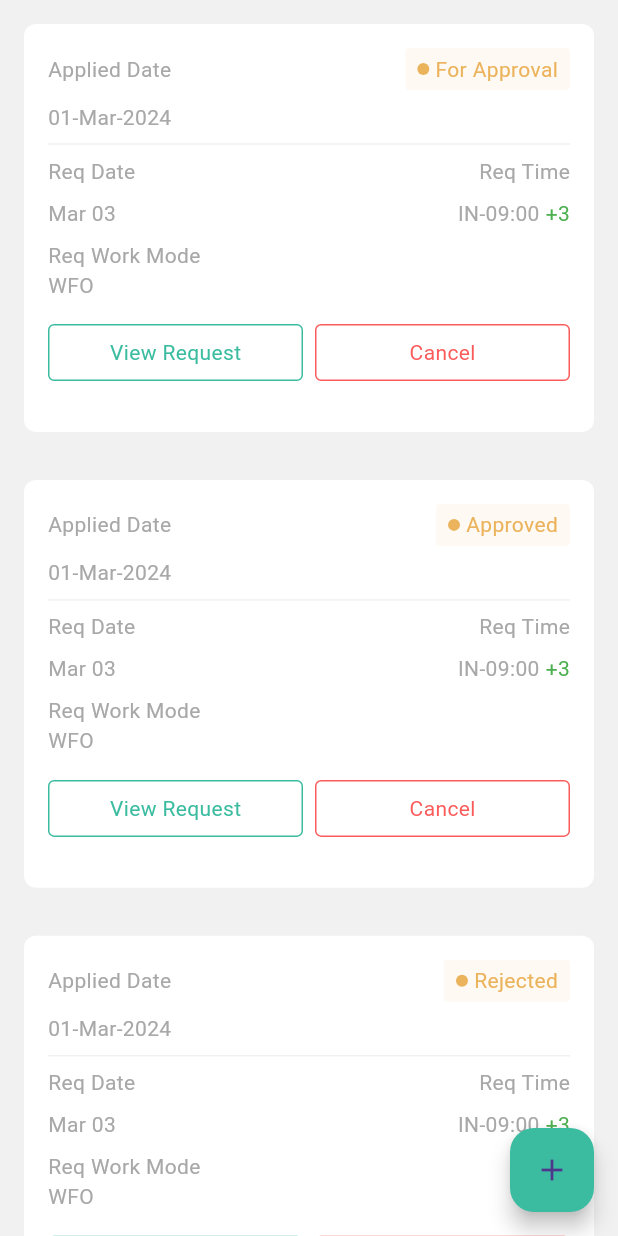
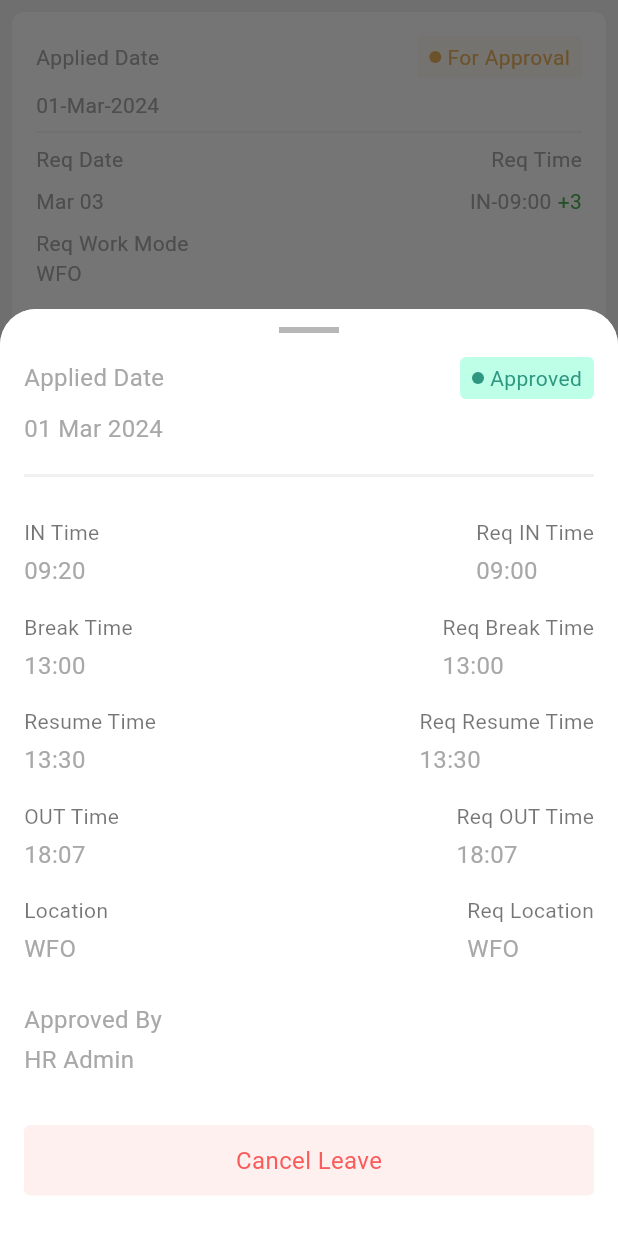
Before and after one commit to Balagopal-R/nms_main, a Flutter app: the ApprovalsScreen screen opened by its route, after a tap on "View Request", on a phone screen of 412 x 824 dp. Run offline on Flutter 3.47's test engine with Material 3 defaults, Android fonts, the phone set to English and light mode, and no system bars; our stand-ins replace another_flushbar, carousel_slider, file_picker, flutter_speed_dial, flutter_svg, get and 4 more; missing offline and left inert: webview_flutter_plus; accounts and stored records are empty; network calls fail; Roboto replaces fonts that are missing (DMSans); project files that could hold a hidden picture were left out.

Commit message:
approvals bottomsheet

```diff
--- a/lib/features/nms_main_layout/punch/approvals/approvals_screen.dart
+++ b/lib/features/nms_main_layout/punch/approvals/approvals_screen.dart
@@ -1,8 +1,9 @@
 import 'package:flutter/material.dart';
-import 'package:nms/widgets/approvals_widget.dart';
+import 'package:nms/features/nms_main_layout/punch/approvals/widgets/approvals_widget.dart';
 import 'package:nms/widgets/punch_in_out_request_bottomsheet.dart';
 
 class ApprovalsScreen extends StatelessWidget {
+
   final List<Map<String, String>> items = [
     {
       'status': 'Pending',
--- /dev/null
+++ b/lib/features/nms_main_layout/punch/approvals/widgets/approvals_bottomsheet.dart
@@ -0,0 +1,129 @@
+import 'package:flutter/material.dart';
+
+class ApprovalsBottomSheetContent extends StatelessWidget {
+  @override
+  Widget build(BuildContext context) {
+    double height = MediaQuery.of(context).size.height * 0.75;
+    return Container(
+      height: height,
+      width: double.infinity,
+      decoration: BoxDecoration(
+        color: Colors.white,
+        borderRadius: BorderRadius.vertical(top: Radius.circular(24)),
+      ),
+      child: SingleChildScrollView(
+        child: Column(
+          children: [
+            SizedBox(height: 12),
+            Container(
+              height: 4,
+              width: 40,
+              color: Color(0xFFB7B7B7),
+            ),
+            SizedBox(height: 16),
+            Padding(
+              padding: const EdgeInsets.symmetric(horizontal: 16.0),
+              child: Column(
+                crossAxisAlignment: CrossAxisAlignment.start,
+                children: [
+                  Row(
+                    mainAxisAlignment: MainAxisAlignment.spaceBetween,
+                    children: [
+                      Text('Applied Date', style: TextStyle(fontSize: 16)),
+                      Container(
+                        padding: EdgeInsets.symmetric(horizontal: 8, vertical: 4),
+                        decoration: BoxDecoration(
+                          color: Color(0xFFBEFFE8),
+                          borderRadius: BorderRadius.circular(4),
+                        ),
+                        child: Row(
+                          children: [
+                            Container(
+                              height: 8,
+                              width: 8,
+                              decoration: BoxDecoration(
+                                color: Color(0xFF2F9680),
+                                shape: BoxShape.circle,
+                              ),
+                            ),
+                            SizedBox(width: 4),
+                            Text('Approved', style: TextStyle(color: Color(0xFF2F9680))),
+                          ],
+                        ),
+                      ),
+                    ],
+                  ),
+                  SizedBox(height: 8),
+                  Text('01 Mar 2024', style: TextStyle(fontSize: 16)),
+                  SizedBox(height: 12),
+                  Divider(color: Color(0xFFF1F1F1), thickness: 2),
+                  SizedBox(height: 12),
+                  Column(
+                    children: [
+                      _buildRow('IN Time', 'Req IN Time', '09:20', '09:00'),
+                      _buildRow('Break Time', 'Req Break Time', '13:00', '13:00'),
+                      _buildRow('Resume Time', 'Req Resume Time', '13:30', '13:30'),
+                      _buildRow('OUT Time', 'Req OUT Time', '18:07', '18:07'),
+                      _buildRow('Location', 'Req Location', 'WFO', 'WFO'),
+                    ],
+                  ),
+                  SizedBox(height: 16),
+                  Text('Approved By', style: TextStyle(fontSize: 16)),
+                  SizedBox(height: 4),
+                  Text('HR Admin', style: TextStyle(fontSize: 16)),
+                  SizedBox(height: 16),
+                  GestureDetector(
+                    onTap: () {
+                      // Handle cancel leave action
+                    },
+                    child: Container(
+                      margin: EdgeInsets.symmetric(vertical: 16),
+                      padding: EdgeInsets.symmetric(vertical: 12),
+                      decoration: BoxDecoration(
+                        color: Color(0xFFFFF0F0),
+                        borderRadius: BorderRadius.circular(4),
+                      ),
+                      child: Center(
+                        child: Text(
+                          'Cancel Leave',
+                          style: TextStyle(color: Color(0xffFA5B5B), fontSize: 16),
+                        ),
+                      ),
+                    ),
+                  ),
+                ],
+              ),
+            ),
+          ],
+        ),
+      ),
+    );
+  }
+
+  Widget _buildRow(String leftTitle, String rightTitle, String leftValue, String rightValue) {
+    return Padding(
+      padding: const EdgeInsets.symmetric(vertical: 8.0),
+      child: Row(
+        mainAxisAlignment: MainAxisAlignment.spaceBetween,
+        children: [
+          Column(
+            crossAxisAlignment: CrossAxisAlignment.start,
+            children: [
+              Text(leftTitle, style: TextStyle(fontSize: 14, color: Colors.black54)),
+              SizedBox(height: 4),
+              Text(leftValue, style: TextStyle(fontSize: 16)),
+            ],
+          ),
+          Column(
+            crossAxisAlignment: CrossAxisAlignment.start,
+            children: [
+              Text(rightTitle, style: TextStyle(fontSize: 14, color: Colors.black54)),
+              SizedBox(height: 4),
+              Text(rightValue, style: TextStyle(fontSize: 16)),
+            ],
+          ),
+        ],
+      ),
+    );
+  }
+}
--- a/lib/widgets/approvals_widget.dart
+++ b/lib/features/nms_main_layout/punch/approvals/widgets/approvals_widget.dart
@@ -1,4 +1,5 @@
 import 'package:flutter/material.dart';
+import 'package:nms/features/nms_main_layout/punch/approvals/widgets/approvals_bottomsheet.dart';
 
 class ApprovalsWidget extends StatelessWidget {
   final String status;
@@ -18,7 +19,7 @@ class ApprovalsWidget extends StatelessWidget {
 
     return SingleChildScrollView(
       child: Padding(
-        padding: const EdgeInsets.all(16.0),
+        padding: const EdgeInsets.all(8.0),
         child: Container(
           width: screenWidth,
           height: screenHeight * 0.33,
@@ -101,7 +102,16 @@ class ApprovalsWidget extends StatelessWidget {
                   children: [
                     Expanded(
                       child: GestureDetector(
-                        onTap: () {},
+                        onTap: () {
+                          showModalBottomSheet(
+            context: context,
+            isScrollControlled: true,
+            shape: RoundedRectangleBorder(
+              borderRadius: BorderRadius.vertical(top: Radius.circular(24)),
+            ),
+            builder: (context) => ApprovalsBottomSheetContent(),
+          );
+                        },
                         child: Container(
                           padding: EdgeInsets.symmetric(horizontal: 16, vertical: 8),
                           decoration: BoxDecoration(
--- a/pubspec.yaml
+++ b/pubspec.yaml
@@ -47,7 +47,6 @@ dependencies:
   syncfusion_flutter_charts: 25.2.5
   carousel_slider: 4.2.1
   percent_indicator: 4.2.3
-  modal_bottom_sheet: 3.0.0
   file_picker: 8.0.5
 
 dev_dependencies:
```
Also changed, not shown: lib/features/nms_main_layout/nms_main_layout_screen.dart (+115 -77 lines), lib/features/nms_main_layout/punch/history/history_screen.dart (+4 -3 lines), lib/features/nms_main_layout/punch/punch_screen.dart (+112 -34 lines), lib/features/nms_main_layout/punch/summary/summary_screen.dart (+4 -3 lines), assets/png/profile.png (added), assets/png/settings.png (added), assets/png/time_tracking_icon.png (added), pubspec.lock.
